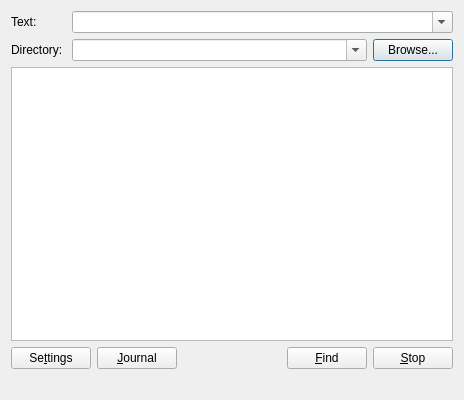
First picture: the form in SearchGUI/src/searchwindow.ui, repository tmpprj/tmpprj, before the edit.
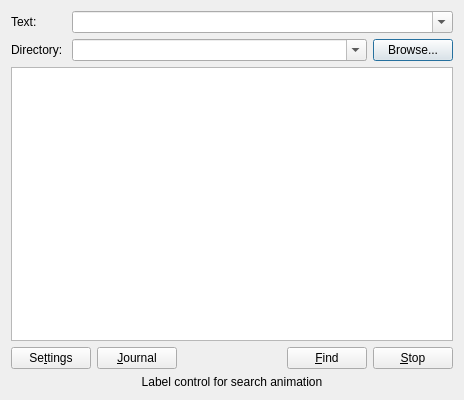
Second picture: the form after the edit. Custom widgets are drawn as their Qt base class.

Patch:
```diff
--- a/SearchGUI/src/searchwindow.ui
+++ b/SearchGUI/src/searchwindow.ui
@@ -161,11 +161,14 @@
       <number>1</number>
      </property>
      <property name="text" >
-      <string/>
+      <string>Label control for search animation</string>
      </property>
      <property name="scaledContents" >
       <bool>true</bool>
      </property>
+     <property name="alignment" >
+      <set>Qt::AlignCenter</set>
+     </property>
     </widget>
    </item>
   </layout>
```
